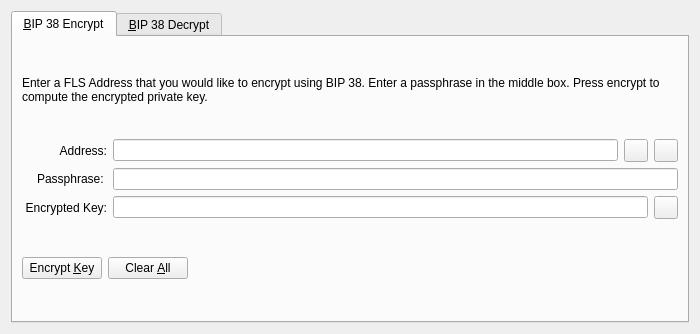
decenomy/FLS, file src/qt/forms/bip38tooldialog.ui: the form before one commit.
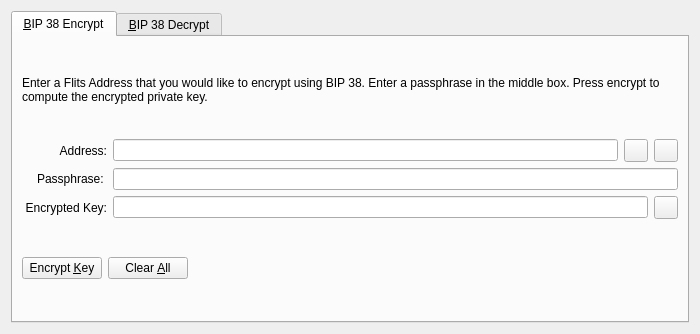
The form after the commit. The open tabs and pages were chosen to show the change. Icons and pictures are not drawn. Custom widgets are drawn as their Qt base class.

What changed in the file:
```diff
--- a/src/qt/forms/bip38tooldialog.ui
+++ b/src/qt/forms/bip38tooldialog.ui
@@ -30,7 +30,7 @@
        <item>
         <widget class="QLabel" name="infoLabel_ENC">
          <property name="text">
-          <string>Enter a FLS Address that you would like to encrypt using BIP 38. Enter a passphrase in the middle box. Press encrypt to compute the encrypted private key.</string>
+          <string>Enter a Flits Address that you would like to encrypt using BIP 38. Enter a passphrase in the middle box. Press encrypt to compute the encrypted private key.</string>
          </property>
          <property name="textFormat">
           <enum>Qt::PlainText</enum>
```
Left out of the diff: 22 changed lines with no effect on the pictures.
